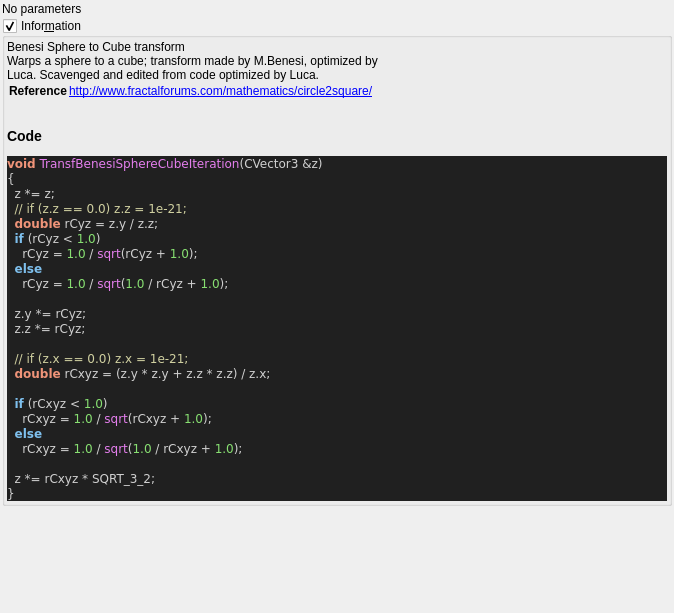
Above: mandelbulber2/formula/ui/fractal_transf_benesi_sphere_cube.ui from buddhi1980/mandelbulber2 before the change. Below: the same form after it.
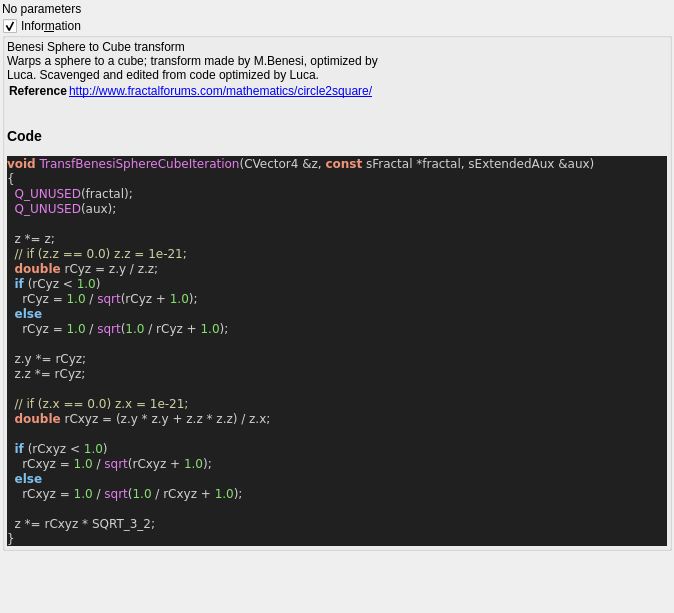
That is the form after the change. Custom widgets are drawn as their Qt base class.

Diff of the .ui file:
```diff
--- a/mandelbulber2/formula/ui/fractal_transf_benesi_sphere_cube.ui
+++ b/mandelbulber2/formula/ui/fractal_transf_benesi_sphere_cube.ui
@@ -75,8 +75,11 @@
 &lt;/table&gt;
 &lt;h3&gt;Code&lt;/h3&gt;
 &lt;body style=&quot;background-color:#202020&quot;&gt;
-&lt;pre style=&quot;color:#d0d0d0; background-color:#202020;  font-family:'Courier New',monospace;&quot;&gt;&lt;span style=&quot;color:#f09479; font-weight:bold&quot;&gt;void&lt;/span&gt; &lt;span style=&quot;color:#e47eed&quot;&gt;TransfBenesiSphereCubeIteration&lt;/span&gt;&lt;span style=&quot;color:#d0d0d0&quot;&gt;(&lt;/span&gt;CVector3 &lt;span style=&quot;color:#d0d0d0&quot;&gt;&amp;amp;&lt;/span&gt;z&lt;span style=&quot;color:#d0d0d0&quot;&gt;)&lt;/span&gt;
+&lt;pre style=&quot;color:#d0d0d0; background-color:#202020;  font-family:'Courier New',monospace;&quot;&gt;&lt;span style=&quot;color:#f09479; font-weight:bold&quot;&gt;void&lt;/span&gt; &lt;span style=&quot;color:#e47eed&quot;&gt;TransfBenesiSphereCubeIteration&lt;/span&gt;&lt;span style=&quot;color:#d0d0d0&quot;&gt;(&lt;/span&gt;CVector4 &lt;span style=&quot;color:#d0d0d0&quot;&gt;&amp;amp;&lt;/span&gt;z&lt;span style=&quot;color:#d0d0d0&quot;&gt;,&lt;/span&gt; &lt;span style=&quot;color:#f09479; font-weight:bold&quot;&gt;const&lt;/span&gt; sFractal &lt;span style=&quot;color:#d0d0d0&quot;&gt;*&lt;/span&gt;fractal&lt;span style=&quot;color:#d0d0d0&quot;&gt;,&lt;/span&gt; sExtendedAux &lt;span style=&quot;color:#d0d0d0&quot;&gt;&amp;amp;&lt;/span&gt;aux&lt;span style=&quot;color:#d0d0d0&quot;&gt;)&lt;/span&gt;
 &lt;span style=&quot;color:#d0d0d0&quot;&gt;{&lt;/span&gt;
+  &lt;span style=&quot;color:#e47eed&quot;&gt;Q_UNUSED&lt;/span&gt;&lt;span style=&quot;color:#d0d0d0&quot;&gt;(&lt;/span&gt;fractal&lt;span style=&quot;color:#d0d0d0&quot;&gt;);&lt;/span&gt;
+  &lt;span style=&quot;color:#e47eed&quot;&gt;Q_UNUSED&lt;/span&gt;&lt;span style=&quot;color:#d0d0d0&quot;&gt;(&lt;/span&gt;aux&lt;span style=&quot;color:#d0d0d0&quot;&gt;);&lt;/span&gt;
+
   z &lt;span style=&quot;color:#d0d0d0&quot;&gt;*=&lt;/span&gt; z&lt;span style=&quot;color:#d0d0d0&quot;&gt;;&lt;/span&gt;
   &lt;span style=&quot;color:#d0d0a0&quot;&gt;// if (z.z == 0.0) z.z = 1e-21;&lt;/span&gt;
   &lt;span style=&quot;color:#f09479; font-weight:bold&quot;&gt;double&lt;/span&gt; rCyz &lt;span style=&quot;color:#d0d0d0&quot;&gt;=&lt;/span&gt; z&lt;span style=&quot;color:#d0d0d0&quot;&gt;.&lt;/span&gt;y &lt;span style=&quot;color:#d0d0d0&quot;&gt;/&lt;/span&gt; z&lt;span style=&quot;color:#d0d0d0&quot;&gt;.&lt;/span&gt;z&lt;span style=&quot;color:#d0d0d0&quot;&gt;;&lt;/span&gt;
```
